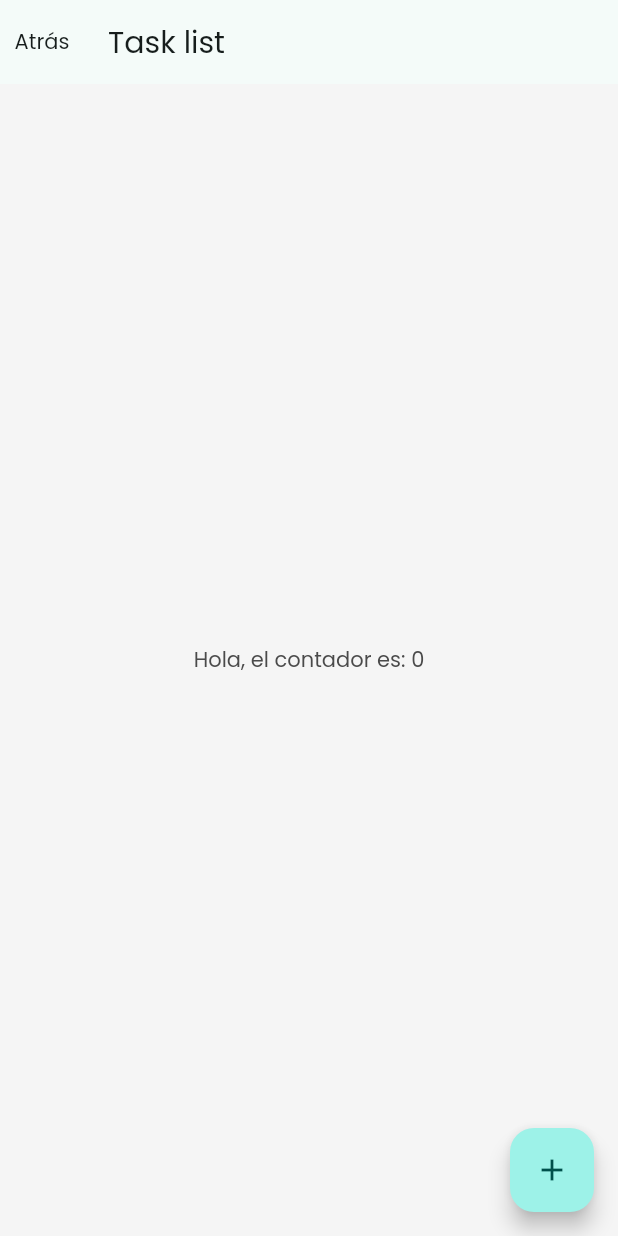
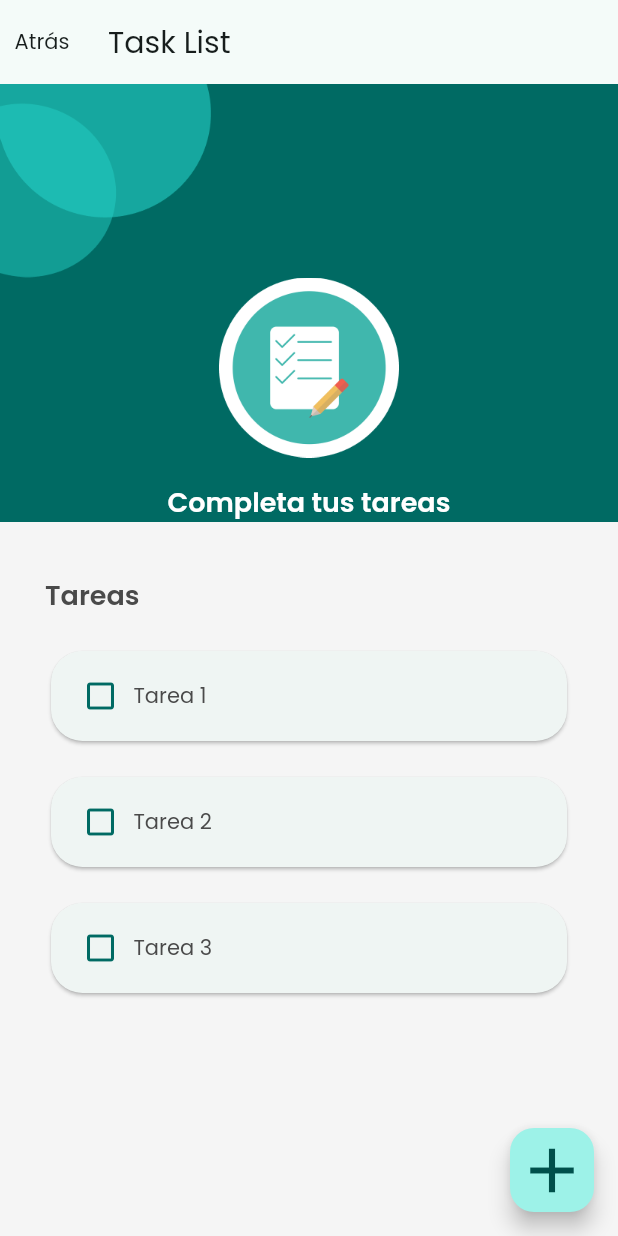
Before and after one commit to EduardoHinojosa127/DAM12_13, a Flutter app: the SplashPage screen opened directly, after a tap on an icon or button, on a phone screen of 412 x 824 dp. Run offline on Flutter 3.47's test engine with Material 2 defaults, Android fonts, the phone set to English and light mode, and no system bars.

Commit message:
DAM12_13

```diff
--- a/lib/app/app.dart
+++ b/lib/app/app.dart
@@ -1,8 +1,8 @@
 import 'package:flutter/material.dart';
 import 'package:flutter/widgets.dart';
 import 'package:laboratorio02/app/view/page1.dart';
-import 'package:laboratorio02/app/view/splash.dart';
-import 'package:laboratorio02/app/view/task_list.dart';
+import 'package:laboratorio02/app/view/splash/splash_page.dart';
+import 'package:laboratorio02/app/view/task_list/task_list_page.dart';
 import 'package:laboratorio02/main.dart';
 
 class MyApp extends StatelessWidget {
@@ -15,6 +15,7 @@ class MyApp extends StatelessWidget {
     const BackgroundColor = Color(0xFFF5F5F5);
     return MaterialApp(
         title: 'Flutter Demo',
+        debugShowCheckedModeBanner: false,
         theme: ThemeData(
           colorScheme: ColorScheme.fromSeed(seedColor: primary),
           scaffoldBackgroundColor: BackgroundColor,
--- /dev/null
+++ b/lib/app/model/task.dart
@@ -0,0 +1,5 @@
+class Task {
+  Task(this.title, {this.done = false});
+  final String title;
+  bool done;
+}
--- /dev/null
+++ b/lib/app/view/components/h1.dart
@@ -0,0 +1,19 @@
+import 'package:flutter/material.dart';
+
+class H1 extends StatefulWidget {
+  const H1(this.text, {super.key, this.color});
+
+  final String text;
+  final Color? color;
+  @override
+  State<H1> createState() => _H1State();
+}
+
+class _H1State extends State<H1> {
+  @override
+  Widget build(BuildContext context) {
+    return Text(widget.text,
+        style: Theme.of(context).textTheme.bodyMedium!.copyWith(
+            fontSize: 18, fontWeight: FontWeight.w600, color: widget.color));
+  }
+}
--- /dev/null
+++ b/lib/app/view/components/shape.dart
@@ -0,0 +1,19 @@
+import 'package:flutter/material.dart';
+
+class Shape extends StatefulWidget {
+  const Shape({super.key});
+
+  @override
+  State<Shape> createState() => _ShapeState();
+}
+
+class _ShapeState extends State<Shape> {
+  @override
+  Widget build(BuildContext context) {
+    return Image.asset(
+      'assets/images/Vector.png',
+      width: 141,
+      height: 129,
+    );
+  }
+}
--- a/lib/app/view/splash.dart
+++ /dev/null
@@ -1,34 +0,0 @@
-import 'package:flutter/material.dart';
-import 'package:laboratorio02/app/view/task_list.dart';
-
-class SplashPage extends StatelessWidget {
-  @override
-  Widget build(BuildContext context) {
-    return Scaffold(
-      body: SafeArea(
-        child: Column(
-          mainAxisAlignment: MainAxisAlignment.center,
-          crossAxisAlignment: CrossAxisAlignment.center,
-          children: [
-            const Text('Lista de tareas'),
-            const Padding(
-              padding: EdgeInsets.symmetric(vertical: 32),
-            ),
-            GestureDetector(
-              onTap: () {
-                Navigator.of(context)
-                    .push(MaterialPageRoute(builder: (context) {
-                  return const TaskListPage();
-                }));
-              },
-              child: const Text(
-                'La mejor forma para que no se te olvide nada es anotarlo. Guardar tus anotaciones.',
-                textAlign: TextAlign.center,
-              ),
-            )
-          ],
-        ),
-      ),
-    );
-  }
-}
--- /dev/null
+++ b/lib/app/view/splash/splash_page.dart
@@ -0,0 +1,54 @@
+import 'package:flutter/material.dart';
+import 'package:laboratorio02/app/view/components/h1.dart';
+import 'package:laboratorio02/app/view/components/shape.dart';
+import 'package:laboratorio02/app/view/task_list/task_list_page.dart';
+
+class SplashPage extends StatelessWidget {
+  const SplashPage({super.key});
+
+  @override
+  Widget build(BuildContext context) {
+    return Scaffold(
+      body: Column(
+        children: [
+          Row(
+            children: [
+              GestureDetector(
+                onTap: () {
+                  Navigator.of(context)
+                      .push(MaterialPageRoute(builder: (context) {
+                    return const TaskListPage();
+                  }));
+                },
+                child: const Row(
+                  children: [Shape()],
+                ),
+              )
+            ],
+          ),
+          const SizedBox(height: 79),
+          Image.asset(
+            'assets/images/onboarding-image.png',
+            width: 180,
+            height: 168,
+          ),
+          const SizedBox(height: 99),
+          const H1('Lista de Tareas'),
+          const SizedBox(height: 21),
+          const Padding(padding: EdgeInsets.symmetric(horizontal: 32)),
+          GestureDetector(
+              onTap: () {
+                Navigator.of(context)
+                    .push(MaterialPageRoute(builder: (context) {
+                  return const TaskListPage();
+                }));
+              },
+              child: const Text(
+                'La mejor forma para que no se te olvide nada es anotarlo. Guarda tus tareas y ve completando tu productividad',
+                textAlign: TextAlign.center,
+              ))
+        ],
+      ),
+    );
+  }
+}
--- a/lib/app/view/task_list.dart
+++ /dev/null
@@ -1,37 +0,0 @@
-import 'package:flutter/material.dart';
-
-class TaskListPage extends StatefulWidget {
-  const TaskListPage({super.key});
-
-  @override
-  State<TaskListPage> createState() => _TaskListPageState();
-}
-
-class _TaskListPageState extends State<TaskListPage> {
-  int count = 0;
-  @override
-  Widget build(BuildContext context) {
-    return Scaffold(
-      appBar: AppBar(
-        title: Text('Task list'),
-        leading: GestureDetector(
-          onTap: () {
-            Navigator.of(context).pop();
-          },
-          child: Center(
-            child: Text('Atrás'),
-          ),
-        ),
-      ),
-      body: Center(child: Text('Hola, el contador es: $count')),
-      floatingActionButton: FloatingActionButton(
-        onPressed: () {
-          setState(() {
-            count++;
-          });
-        },
-        child: const Icon(Icons.add),
-      ),
-    );
-  }
-}
--- /dev/null
+++ b/lib/app/view/task_list/task_list_page.dart
@@ -0,0 +1,108 @@
+import 'package:flutter/material.dart';
+import 'package:laboratorio02/app/view/components/shape.dart';
+import 'package:laboratorio02/app/view/components/h1.dart';
+
+import '../../model/task.dart';
+
+class TaskListPage extends StatefulWidget {
+  const TaskListPage({super.key});
+
+  @override
+  State<TaskListPage> createState() => _TaskListPageState();
+}
+
+class _TaskListPageState extends State<TaskListPage> {
+  @override
+  Widget build(BuildContext context) {
+    return Scaffold(
+      appBar: AppBar(
+        title: Text('Task List'),
+        leading: GestureDetector(
+          onTap: () {
+            Navigator.of(context).pop();
+          },
+          child: Center(child: Text('Atrás')),
+        ),
+      ),
+      body: Column(
+        crossAxisAlignment: CrossAxisAlignment.start,
+        children: [
+          Container(
+            width: double.infinity,
+            color: Theme.of(context).colorScheme.primary,
+            child: Column(
+              children: [
+                const Row(children: [Shape()]),
+                Column(
+                  children: [
+                    Image.asset('assets/images/tasks-list-image.png',
+                        width: 120, height: 120),
+                    const SizedBox(height: 16),
+                    const H1('Completa tus tareas', color: Colors.white),
+                  ],
+                )
+              ],
+            ),
+          ),
+          const Padding(
+            padding: EdgeInsets.only(left: 30, right: 30, top: 35),
+            child: H1('Tareas'),
+          ),
+          const SizedBox(height: 20),
+          Expanded(
+            child: Padding(
+              padding: const EdgeInsets.symmetric(horizontal: 30),
+              child: ListView.separated(
+                itemCount: taskList.length,
+                itemBuilder: (_, index) => _TaskItem(
+                  taskList[index],
+                  onTap: () {
+                    taskList[index].done = !taskList[index].done;
+                    setState(() {});
+                  },
+                ),
+                separatorBuilder: (_, __) => const SizedBox(height: 16),
+              ),
+            ),
+          ),
+        ],
+      ),
+      floatingActionButton: FloatingActionButton(
+        onPressed: () {},
+        child: const Icon(Icons.add, size: 50),
+      ),
+    );
+  }
+}
+
+final taskList = <Task>[Task('Tarea 1'), Task('Tarea 2'), Task('Tarea 3')];
+
+class _TaskItem extends StatelessWidget {
+  const _TaskItem(this.task, {super.key, this.onTap});
+  final Task task;
+  final VoidCallback? onTap;
+  @override
+  Widget build(BuildContext context) {
+    return GestureDetector(
+      onTap: onTap,
+      child: Card(
+        shape: RoundedRectangleBorder(borderRadius: BorderRadius.circular(21)),
+        child: Padding(
+          padding: const EdgeInsets.symmetric(horizontal: 21, vertical: 18),
+          child: Row(
+            children: [
+              Icon(
+                task.done
+                    ? Icons.indeterminate_check_box_rounded
+                    : Icons.check_box_outline_blank,
+                color: Theme.of(context).colorScheme.primary,
+              ),
+              const SizedBox(width: 10),
+              Text(task.title)
+            ],
+          ),
+        ),
+      ),
+    );
+  }
+}
```
Also changed, not shown: lib/app/view/home/home_page.dart (added, +48 -0 lines), lib/app/view/newpage.dart (added, +58 -0 lines), lib/app/view/page1.dart (+18 -1 lines), assets/images/tasks-list-image.png (added), lib/app/view/home.dart (deleted).
